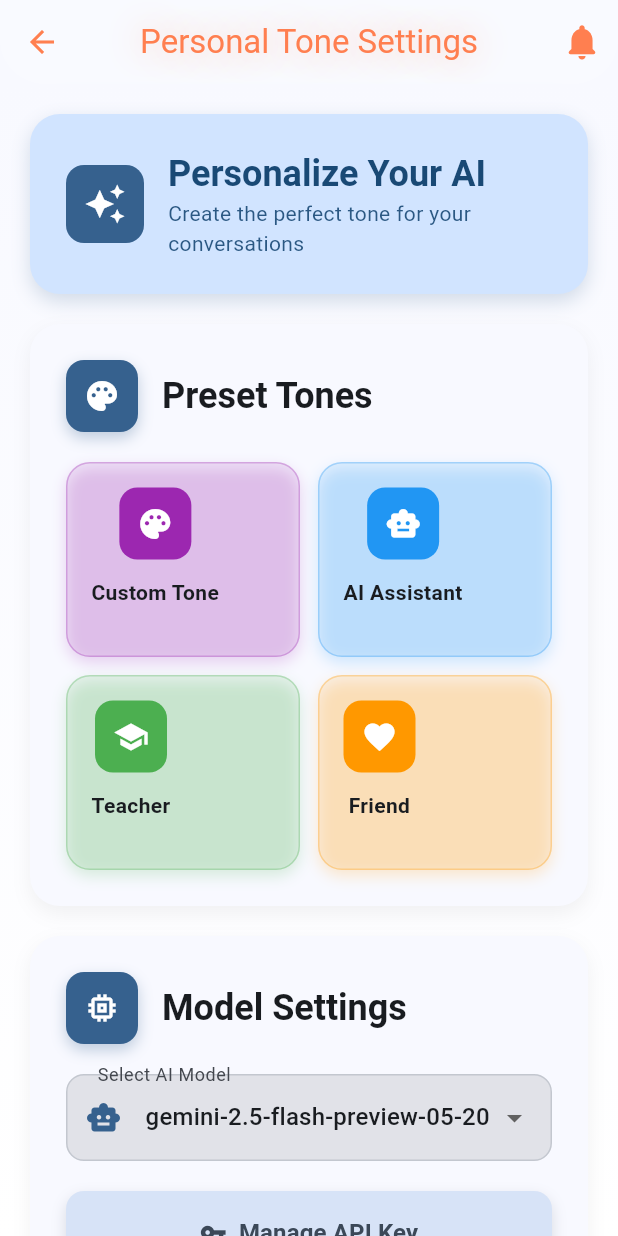
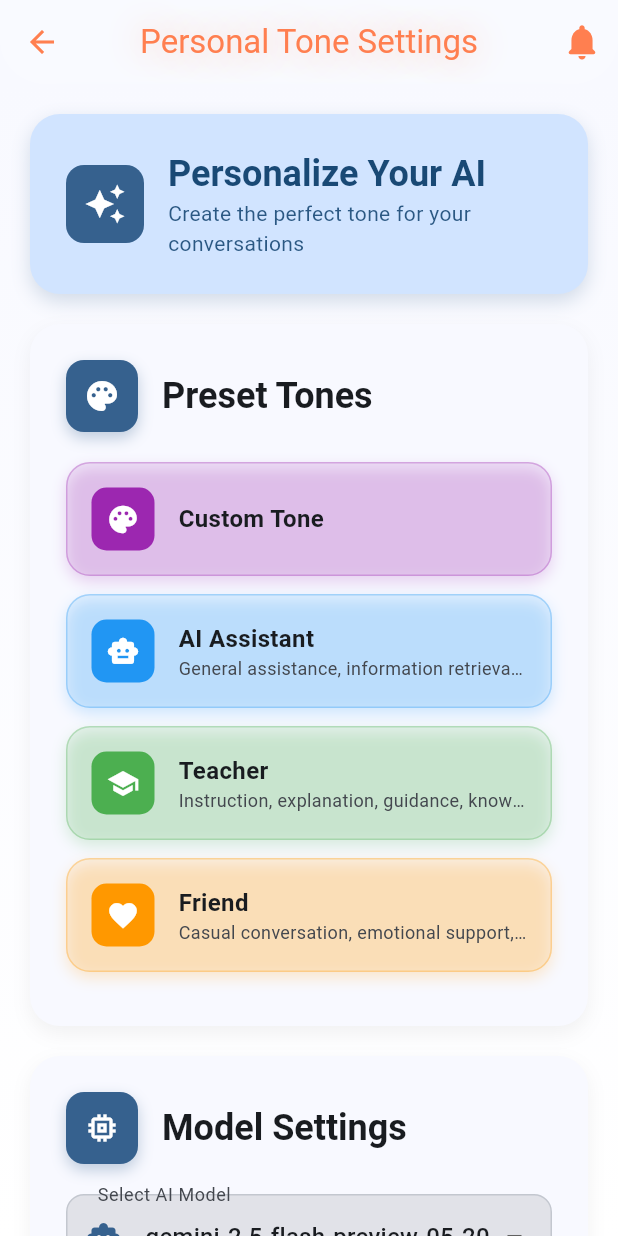
Before and after one commit to Pi-Dev-0/Pi-QBank, a Flutter app: the PersonalToneSettingPage screen opened directly, on a phone screen of 412 x 824 dp. Run offline on Flutter 3.47's test engine with Material 3 defaults, Android fonts, the phone set to English and light mode, and no system bars; our stand-ins replace connectivity_plus, file_picker, flutter_tts, image_picker, logger, open_file and 7 more; missing offline and left inert: bijoy_helper, encrypt, flutter_pdfview; accounts and stored records are empty; network calls fail; Roboto replaces fonts that are missing (HindSiliguri).

Commit message:
Refactor: Redesign personal tone preset display and fix saving issues
Redesigned the personal tone preset display from a grid of cards to a list view, improving readability and layout.
- Updated `_buildPresetCard` to `_buildPresetListItem` with a new layout including a leading icon, title, and a subtitle displaying key traits.
- Ensured `_customSavedPresets` is initialized as an empty list if no saved presets are found, preventing potential null reference errors.
- Implemented a deep copy for `customTraits` when saving presets to prevent unintended modifications to the original data.

```diff
--- a/lib/pages/personal_tone_setting_page.dart
+++ b/lib/pages/personal_tone_setting_page.dart
@@ -144,6 +144,8 @@ class _PersonalToneSettingPageState extends State<PersonalToneSettingPage>
         _customSavedPresets = savedPresetsJson
             .map((jsonString) => jsonDecode(jsonString) as Map<String, dynamic>)
             .toList();
+      } else {
+        _customSavedPresets = []; // Initialize if null
       }
       _updatePresetTonesList();
     });
@@ -191,7 +193,7 @@ class _PersonalToneSettingPageState extends State<PersonalToneSettingPage>
       'relationship': _relationshipController.text,
       'language': _languageController.text,
       'purpose': _purposeController.text,
-      'customTraits': _customTraits,
+      'customTraits': _customTraits.map((e) => Map<String, String>.from(e)).toList(), // Deep copy custom traits
       'isCustom': true,
       'icon': Icons.bookmark, // A distinct icon for user-saved presets
       'color': Colors.deepPurple,
@@ -447,19 +449,13 @@ class _PersonalToneSettingPageState extends State<PersonalToneSettingPage>
             textTheme,
           ),
           const SizedBox(height: 20),
-          GridView.builder(
+          ListView.builder(
             shrinkWrap: true,
             physics: const NeverScrollableScrollPhysics(),
-            gridDelegate: const SliverGridDelegateWithFixedCrossAxisCount(
-              crossAxisCount: 2,
-              crossAxisSpacing: 12,
-              mainAxisSpacing: 12,
-              childAspectRatio: 1.2, // Increased further to fix overflow
-            ),
             itemCount: _presetTones.length,
             itemBuilder: (context, index) {
               final preset = _presetTones[index];
-              return _buildPresetCard(preset, colorScheme,
+              return _buildPresetListItem(preset, colorScheme,
                   isCustomSaved: preset['isCustom'] == true &&
                       preset['icon'] == Icons.bookmark);
             },
@@ -469,74 +465,79 @@ class _PersonalToneSettingPageState extends State<PersonalToneSettingPage>
     );
   }
 
-  Widget _buildPresetCard(Map<String, dynamic> preset, ColorScheme colorScheme,
+  Widget _buildPresetListItem(Map<String, dynamic> preset, ColorScheme colorScheme,
       {bool isCustomSaved = false}) {
-    final Color cardColor = (preset['color'] as Color? ?? Colors.grey);
+    final Color itemColor = (preset['color'] as Color? ?? Colors.grey);
     return GestureDetector(
       onTap: () => _applyPreset(preset),
       child: AnimatedContainer(
         duration: const Duration(milliseconds: 200),
+        margin: const EdgeInsets.only(bottom: 12),
+        padding: const EdgeInsets.all(16),
         decoration: BoxDecoration(
-          color: cardColor.withOpacity(0.1), // Lighter background
+          color: itemColor.withOpacity(0.1),
           borderRadius: BorderRadius.circular(16),
-          border: Border.all(color: cardColor.withOpacity(0.3), width: 1),
+          border: Border.all(color: itemColor.withOpacity(0.3), width: 1),
           boxShadow: [
             BoxShadow(
-              color: cardColor.withOpacity(0.2),
+              color: itemColor.withOpacity(0.2),
               blurRadius: 8,
               offset: const Offset(0, 4),
             ),
           ],
         ),
-        child: Stack(
-          children: [
-            Padding(
-              padding: const EdgeInsets.all(16.0),
-              child: Column(
-                mainAxisAlignment: MainAxisAlignment.center,
+        child: Row(
           children: [
             Container(
-                    padding: const EdgeInsets.all(12),
+              padding: const EdgeInsets.all(10),
               decoration: BoxDecoration(
-                      color: cardColor,
-                      borderRadius: BorderRadius.circular(12),
+                color: itemColor,
+                borderRadius: BorderRadius.circular(10),
               ),
               child: Icon(
                 preset['icon'] ?? Icons.star,
                 color: Colors.white,
-                      size: 24,
+                size: 22,
               ),
             ),
-                  const SizedBox(height: 12),
+            const SizedBox(width: 16),
             Expanded(
-                    child: Text(
+              child: Column(
+                crossAxisAlignment: CrossAxisAlignment.start,
+                children: [
+                  Text(
                     preset['name'],
                     style: TextStyle(
                       color: colorScheme.onSurface,
                       fontWeight: FontWeight.bold,
-                        fontSize: 14, // Slightly increased font size
+                      fontSize: 16,
                     ),
-                      textAlign: TextAlign.center,
-                      maxLines: 2,
+                    maxLines: 1,
                     overflow: TextOverflow.ellipsis,
                   ),
+                  if (preset['purpose'] != null && preset['purpose'].isNotEmpty)
+                    Text(
+                      preset['purpose'],
+                      style: TextStyle(
+                        color: colorScheme.onSurfaceVariant,
+                        fontSize: 12,
+                      ),
+                      maxLines: 1,
+                      overflow: TextOverflow.ellipsis,
                     ),
                 ],
               ),
             ),
             if (isCustomSaved)
-              Positioned(
-                top: 8,
-                right: 8,
-                child: GestureDetector(
-                  onTap: () =>
+              IconButton(
+                icon: Icon(
+                  Icons.delete_forever,
+                  color: colorScheme.error,
+                  size: 24,
+                ),
+                onPressed: () =>
                     _showDeletePresetDialog(context, preset['name']),
-                  child: Icon(
-                    Icons.delete,
-                    color: Colors.red.shade400,
-                    size: 20,
-                  ),
-                ),
+                tooltip: 'Delete Preset',
               ),
           ],
         ),
```
Lines whose indentation alone changed are shown as unchanged.
